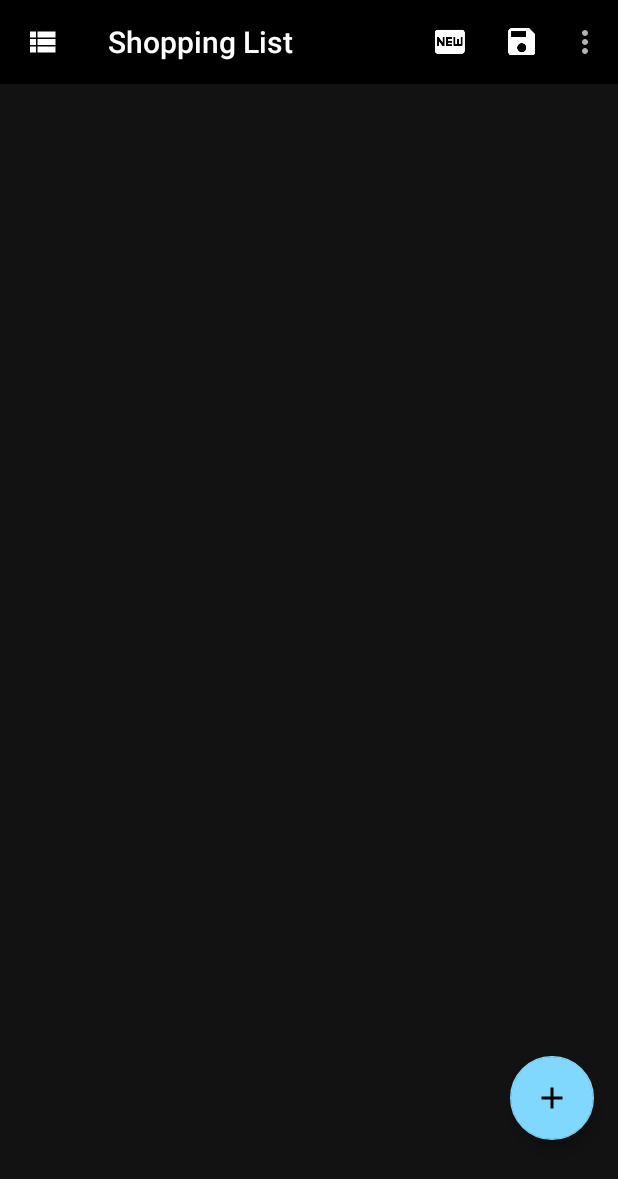
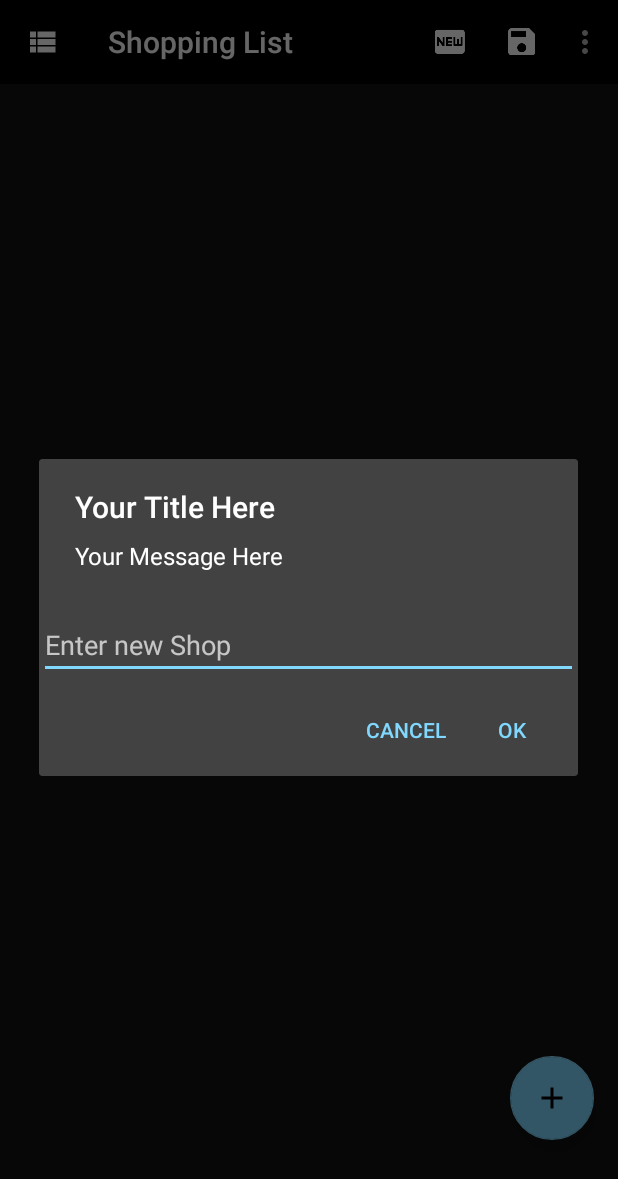
Before and after one commit to dmottcouk/MySuperShopper2, an Android app: the screen it shows after launch (ListActivity), after a tap on an icon or button, on a phone screen of 412 x 824 dp. Shown: the top 1179 px of the screen. Run offline under Robolectric (Android 15) with nearby library versions, the phone set to English and light mode, and no system bars; our stand-ins replace CircleImageView, Dagger/Hilt's generated code, Room's generated code.

Commit message:
add dialog for creating a new Shop

```diff
--- a/app/src/main/java/uk/co/dmott/mysupershopper2/data/ShopItemDao.java
+++ b/app/src/main/java/uk/co/dmott/mysupershopper2/data/ShopItemDao.java
@@ -29,7 +29,7 @@ public interface ShopItemDao {
 */
 
     @Query("SELECT * FROM ShopItem WHERE shopName = :shopId")
-    LiveData<List<ShopItem>> getShops(String shopId);
+    LiveData<List<ShopItem>> getShopitemsForNamedShop(String shopId);
 
 
     /**
--- a/app/src/main/java/uk/co/dmott/mysupershopper2/data/ShopItemRepository.java
+++ b/app/src/main/java/uk/co/dmott/mysupershopper2/data/ShopItemRepository.java
@@ -24,6 +24,11 @@ public class ShopItemRepository {
         return ShopItemDao.getShopItems();
     }
 
+
+    public LiveData<List<ShopItem>> getListOfDataForShop(String ShopId){
+        return ShopItemDao.getShopitemsForNamedShop(ShopId);
+    }
+
     public LiveData<ShopItem> getShopItem(String itemId){
         return ShopItemDao.getShopItemById(itemId);
     }
--- a/app/src/main/java/uk/co/dmott/mysupershopper2/list/ListFragment.java
+++ b/app/src/main/java/uk/co/dmott/mysupershopper2/list/ListFragment.java
@@ -6,7 +6,9 @@ import android.arch.lifecycle.Observer;
 import android.arch.lifecycle.ViewModelProvider;
 import android.arch.lifecycle.ViewModelProviders;
 import android.content.Context;
+import android.content.DialogInterface;
 import android.content.Intent;
+import android.content.SharedPreferences;
 import android.graphics.Color;
 import android.os.Build;
 import android.os.Bundle;
@@ -15,6 +17,7 @@ import android.support.design.widget.FloatingActionButton;
 import android.support.v4.app.Fragment;
 import android.support.v4.content.ContextCompat;
 import android.support.v4.view.MotionEventCompat;
+import android.support.v7.app.AlertDialog;
 import android.support.v7.app.AppCompatActivity;
 import android.support.v7.widget.DividerItemDecoration;
 import android.support.v7.widget.LinearLayoutManager;
@@ -22,6 +25,7 @@ import android.support.v7.widget.RecyclerView;
 import android.support.v7.widget.Toolbar;
 import android.support.v7.widget.helper.ItemTouchHelper;
 import android.transition.Fade;
+import android.util.Log;
 import android.util.Pair;
 import android.view.LayoutInflater;
 import android.view.Menu;
@@ -30,6 +34,7 @@ import android.view.MenuItem;
 import android.view.MotionEvent;
 import android.view.View;
 import android.view.ViewGroup;
+import android.widget.EditText;
 import android.widget.ImageView;
 import android.widget.ProgressBar;
 import android.widget.TextView;
@@ -59,6 +64,8 @@ public class ListFragment extends Fragment implements OnStartDragListener{
 
     private static final String EXTRA_ITEM_ID = "EXTRA_ITEM_ID";
 
+    private static final String TAG = "ListFragment";
+
     private ItemTouchHelper mItemTouchHelper;
 
     private List<ShopItem> listOfData;
@@ -67,6 +74,9 @@ public class ListFragment extends Fragment implements OnStartDragListener{
     private RecyclerView recyclerView;
     private CustomAdapter adapter;
     private Toolbar toolbar;
+    private SharedPreferences myPreferences;
+    private String currentShop;
+    private Context ctxt;
 
     @Inject
     ViewModelProvider.Factory viewModelFactory;
@@ -92,12 +102,29 @@ public class ListFragment extends Fragment implements OnStartDragListener{
 
     public void onActivityCreated(Bundle savedInstanceState) {
         super.onActivityCreated(savedInstanceState);
+        myPreferences = (getActivity().getSharedPreferences("dmott.co.MySuperShopper2", Context.MODE_PRIVATE));
+
+        SharedPreferences.Editor myEditor = myPreferences.edit();
+
+        if (myPreferences.contains("LatestShopList"))
+        {
+            currentShop = myPreferences.getString("LatestShopList", "default") ;
+            Log.d(TAG, "Current shop is " + currentShop);
+
+        }
+        else
+        {
+            myEditor.putString("LatestShopList", "default");
+            currentShop = "default";
+            Log.d(TAG, "Current shop is not in myPreferences so creating LatestShopList ");
+        }
+
 
         //Set up and subscribe (observe) to the ViewModel
         shopItemCollectionViewModel = ViewModelProviders.of(this, viewModelFactory)
                 .get(ShopItemCollectionViewModel.class);
 
-        shopItemCollectionViewModel.getShopItems().observe(this, new Observer<List<ShopItem>>() {
+        shopItemCollectionViewModel.getShopItemsForNamedShop("default").observe(this, new Observer<List<ShopItem>>() {
             @Override
             public void onChanged(@Nullable List<ShopItem> ShopItems) {
                 if (ListFragment.this.listOfData == null) {
@@ -114,7 +141,7 @@ public class ListFragment extends Fragment implements OnStartDragListener{
         View v = inflater.inflate(R.layout.fragment_list, container, false);
 
         recyclerView = (RecyclerView) v.findViewById(R.id.rec_list_activity);
-        //layoutInflater = getActivity().getLayoutInflater();
+        layoutInflater = getActivity().getLayoutInflater();
         toolbar = (Toolbar) v.findViewById(R.id.tlb_list_activity);
 
         toolbar.setTitle(R.string.title_toolbar);
@@ -144,6 +171,10 @@ public class ListFragment extends Fragment implements OnStartDragListener{
 
     @Override
     public void onAttach(Context context) {
+
+        ctxt = context;
+
+
         super.onAttach(context);
     }
 
@@ -285,7 +316,7 @@ public class ListFragment extends Fragment implements OnStartDragListener{
             holder.message.setText(
                     currentItem.getShopItemName()
             );
-            holder.dateAndTime.setText(
+            holder.dateAndTime.setText(currentShop + "  ," +
                     currentItem.getItemId()
             );
             holder.loading.setVisibility(View.INVISIBLE);
@@ -301,9 +332,13 @@ public class ListFragment extends Fragment implements OnStartDragListener{
                 }
             });
         }
-
-
-
+/*
+        public void refreshEvents(List<MyEvent> events) {
+            this.events.clear();
+            this.events.addAll(events);
+            notifyDataSetChanged();
+        }
+*/
 
         @Override
         public void onItemDismiss(int position) {
@@ -518,6 +553,38 @@ public class ListFragment extends Fragment implements OnStartDragListener{
 
             case R.id.mynewbutton:
                 Toast.makeText(getActivity(), "Pressed new button", Toast.LENGTH_SHORT).show();
+                final View getnewShopView = layoutInflater.inflate(R.layout.newshop_create, null);
+                final AlertDialog alertDialog = new AlertDialog.Builder(ctxt).create();
+                alertDialog.setTitle("Your Title Here");
+                //alertDialog.setIcon("Icon id here");
+                alertDialog.setCancelable(false);
+                alertDialog.setMessage("Your Message Here");
+
+
+                final EditText etComments = (EditText) getnewShopView.findViewById(R.id.etNewShop);
+
+                alertDialog.setButton(AlertDialog.BUTTON_POSITIVE, "OK", new DialogInterface.OnClickListener() {
+                    @Override
+                    public void onClick(DialogInterface dialog, int which) {
+                            Log.d(TAG, "New shop alert .. positive button");
+                    }
+                });
+
+
+                alertDialog.setButton(AlertDialog.BUTTON_NEGATIVE, "Cancel", new DialogInterface.OnClickListener() {
+                    @Override
+                    public void onClick(DialogInterface dialog, int which) {
+                        Log.d(TAG, "New shop alert .. negative button");
+                        alertDialog.dismiss();
+                    }
+                });
+
+
+                alertDialog.setView(getnewShopView);
+                alertDialog.show();
+
+
+
 
                 break;
             case R.id.mysavebutton:
--- a/app/src/main/java/uk/co/dmott/mysupershopper2/viewmodel/ShopItemCollectionViewModel.java
+++ b/app/src/main/java/uk/co/dmott/mysupershopper2/viewmodel/ShopItemCollectionViewModel.java
@@ -30,6 +30,12 @@ public class ShopItemCollectionViewModel extends ViewModel {
         deleteItemTask.execute(ShopItem);
     }
 
+    public LiveData<List<ShopItem>> getShopItemsForNamedShop(String aDefault) {
+        return repository.getListOfData();
+
+
+    }
+
     private class DeleteItemTask extends AsyncTask<ShopItem, Void, Void> {
 
         @Override
--- /dev/null
+++ b/app/src/main/res/layout/newshop_create.xml
@@ -0,0 +1,17 @@
+<?xml version="1.0" encoding="utf-8"?>
+<LinearLayout xmlns:android="http://schemas.android.com/apk/res/android"
+    android:layout_width="match_parent"
+    android:layout_height="match_parent"
+    android:gravity="center_horizontal"
+    android:orientation="vertical">
+
+
+    <EditText
+        android:id="@+id/etNewShop"
+        android:layout_width="fill_parent"
+        android:layout_height="wrap_content"
+        android:gravity="top"
+        android:hint="Enter new Shop"
+    />
+
+</LinearLayout>
```
